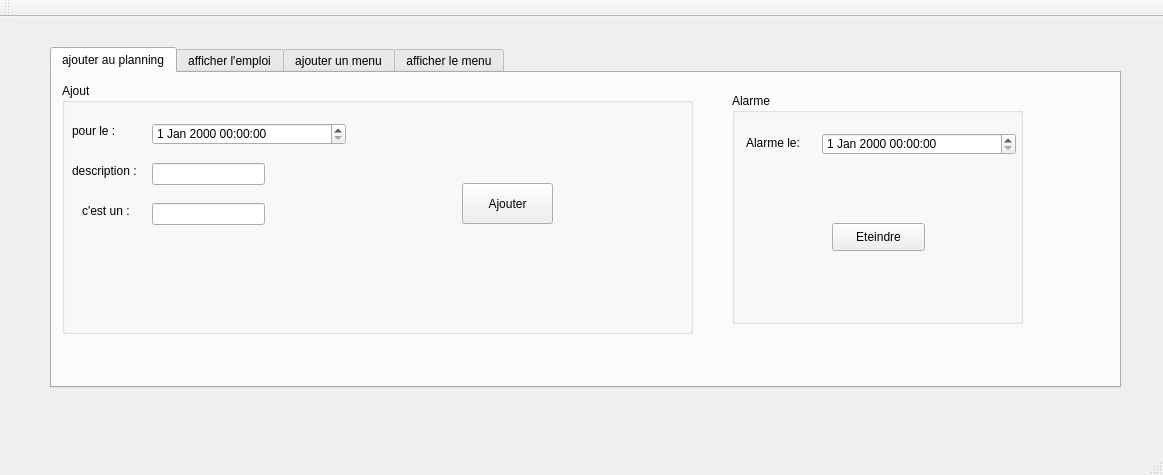
Old version of the form mainwindow.ui in the repository soumaya-nheri/Smart-parental-monitoring-system-2A27.
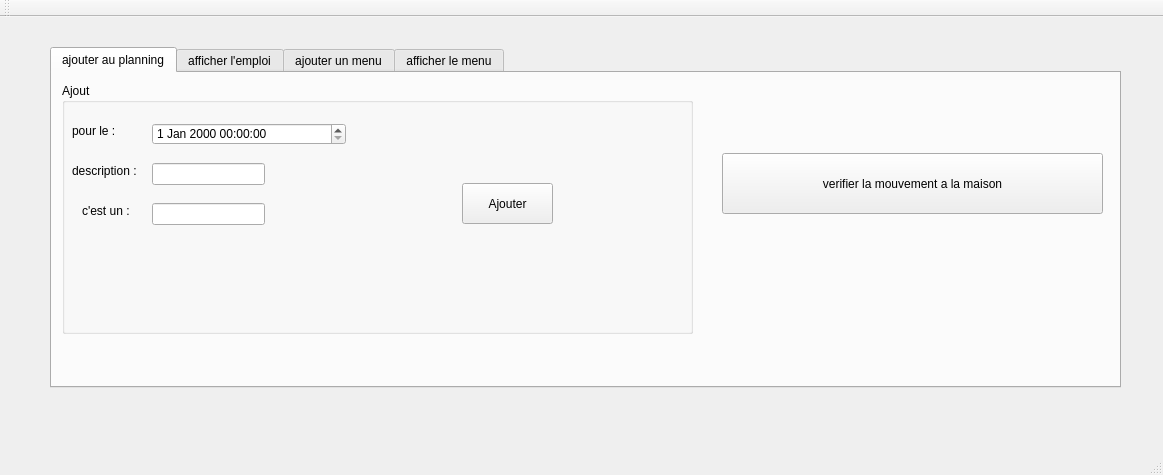
New version of the form.

The edit to the form file:
```diff
--- a/mainwindow.ui
+++ b/mainwindow.ui
@@ -138,54 +138,31 @@
        </property>
       </widget>
      </widget>
-     <widget class="QGroupBox" name="groupBox_7">
+     <widget class="QPushButton" name="pushButton">
       <property name="geometry">
        <rect>
-        <x>680</x>
-        <y>20</y>
-        <width>291</width>
-        <height>231</height>
+        <x>670</x>
+        <y>80</y>
+        <width>381</width>
+        <height>61</height>
        </rect>
       </property>
-      <property name="title">
-       <string>Alarme</string>
+      <property name="text">
+       <string>verifier la mouvement a la maison</string>
       </property>
-      <widget class="QLabel" name="label_23">
-       <property name="geometry">
-        <rect>
-         <x>14</x>
-         <y>40</y>
-         <width>61</width>
-         <height>20</height>
-        </rect>
-       </property>
-       <property name="text">
-        <string>Alarme le:</string>
-       </property>
-      </widget>
-      <widget class="QDateTimeEdit" name="dateTimeEdit">
-       <property name="geometry">
-        <rect>
-         <x>90</x>
-         <y>40</y>
-         <width>194</width>
-         <height>22</height>
-        </rect>
-       </property>
-      </widget>
-      <widget class="QPushButton" name="pushButton">
-       <property name="geometry">
-        <rect>
-         <x>100</x>
-         <y>130</y>
-         <width>93</width>
-         <height>28</height>
-        </rect>
-       </property>
-       <property name="text">
-        <string>Eteindre</string>
-       </property>
-      </widget>
+     </widget>
+     <widget class="QLabel" name="label_25">
+      <property name="geometry">
+       <rect>
+        <x>670</x>
+        <y>170</y>
+        <width>221</width>
+        <height>31</height>
+       </rect>
+      </property>
+      <property name="text">
+       <string/>
+      </property>
      </widget>
     </widget>
     <widget class="QWidget" name="tab_2">
```
